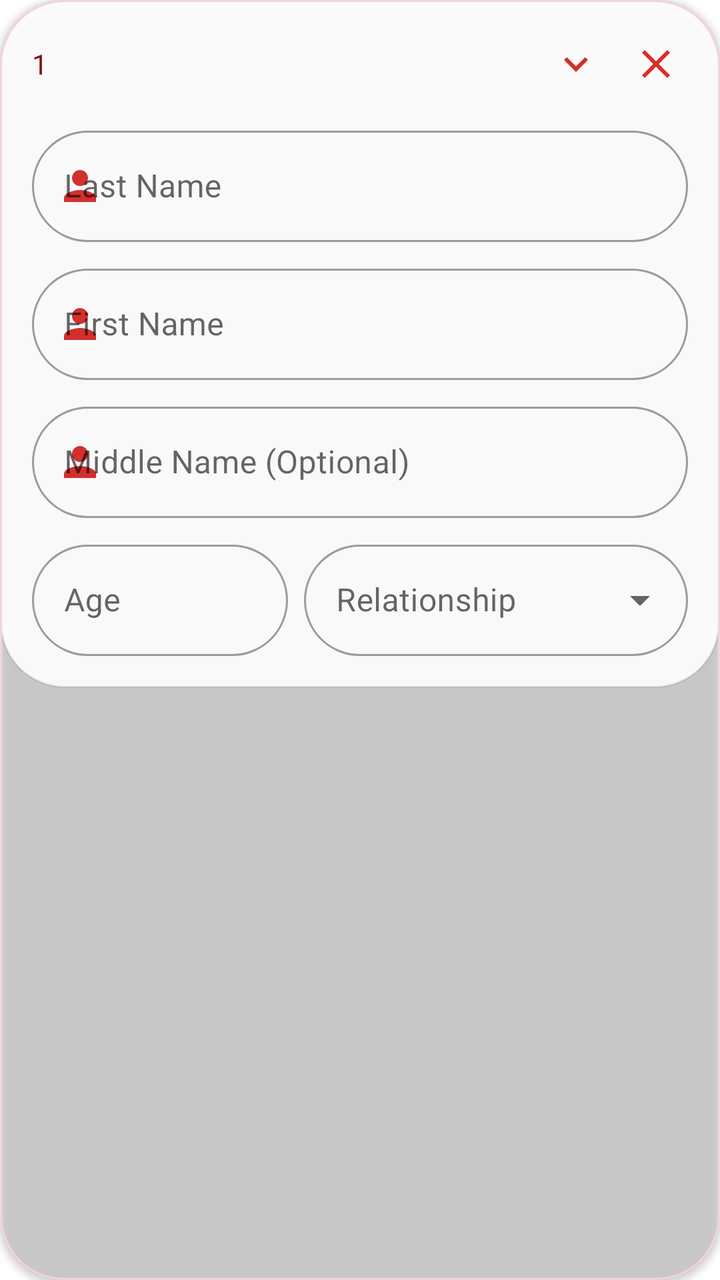
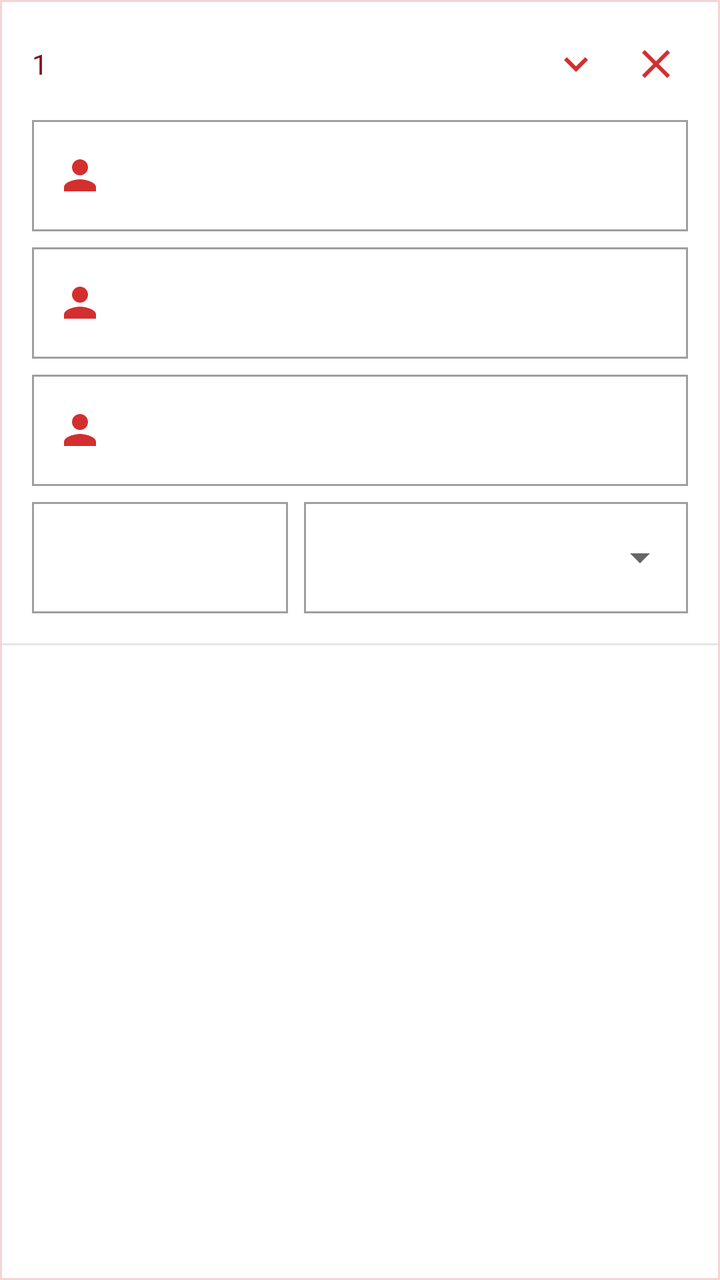

Before-and-after screenshots of an Android layout around one commit, followed by the original layout XML and the change that was made.
<!-- AndroidManifest.xml: application theme Theme.VelocitySuites -->
<!-- res/layout/item_additional_guest.xml -->
<?xml version="1.0" encoding="utf-8"?>
<com.google.android.material.card.MaterialCardView xmlns:android="http://schemas.android.com/apk/res/android"
    xmlns:app="http://schemas.android.com/apk/res-auto"
    xmlns:tools="http://schemas.android.com/tools"
    android:layout_width="match_parent"
    android:layout_height="wrap_content"
    android:layout_marginBottom="12dp"
    app:cardBackgroundColor="@android:color/transparent"
    app:cardCornerRadius="32dp"
    app:cardElevation="2dp"
    app:strokeColor="@color/velocity_red_subtle"
    app:strokeWidth="1dp">

    <LinearLayout
        android:layout_width="match_parent"
        android:layout_height="wrap_content"
        android:background="@drawable/bg_glass_card_white"
        android:orientation="vertical"
        android:padding="16dp">

        <LinearLayout
            android:layout_width="match_parent"
            android:layout_height="wrap_content"
            android:gravity="center_vertical"
            android:orientation="horizontal">

            <TextView
                android:id="@+id/tvGuestNumber"
                android:layout_width="0dp"
                android:layout_height="wrap_content"
                android:layout_weight="1"
                android:fontFamily="sans-serif-bold"
                android:text="@string/default_guest_count"
                android:textColor="@color/velocity_red_dark"
                android:textSize="14sp" />

            <ImageButton
                android:id="@+id/btnExpandCollapse"
                android:layout_width="32dp"
                android:layout_height="32dp"
                android:background="?attr/selectableItemBackgroundBorderless"
                android:contentDescription="@string/expand_label"
                android:src="@drawable/ic_expand_more"
                app:tint="@color/velocity_red_primary" />

            <ImageButton
                android:id="@+id/btnRemoveGuest"
                android:layout_width="32dp"
                android:layout_height="32dp"
                android:layout_marginStart="8dp"
                android:background="?attr/selectableItemBackgroundBorderless"
                android:contentDescription="@string/close_label"
                android:src="@drawable/ic_close"
                app:tint="@color/velocity_red_primary" />
        </LinearLayout>

        <LinearLayout
            android:id="@+id/layoutGuestDetails"
            android:layout_width="match_parent"
            android:layout_height="wrap_content"
            android:orientation="vertical"
            android:layout_marginTop="12dp">

            <com.google.android.material.textfield.TextInputLayout
                android:id="@+id/tilGuestLastName"
                style="@style/Widget.MaterialComponents.TextInputLayout.OutlinedBox"
                android:layout_width="match_parent"
                android:layout_height="wrap_content"
                android:layout_marginBottom="8dp"
                android:hint="@string/last_name_label"
                app:boxCornerRadiusBottomEnd="32dp"
                app:boxCornerRadiusBottomStart="32dp"
                app:boxCornerRadiusTopEnd="32dp"
                app:boxCornerRadiusTopStart="32dp"
                app:startIconDrawable="@drawable/ic_person"
                app:startIconTint="@color/velocity_red_primary">
                <com.google.android.material.textfield.TextInputEditText
                    android:id="@+id/etGuestLastName"
                    android:layout_width="match_parent"
                    android:layout_height="wrap_content"
                    android:inputType="textPersonName" />
            </com.google.android.material.textfield.TextInputLayout>

            <com.google.android.material.textfield.TextInputLayout
                android:id="@+id/tilGuestFirstName"
                style="@style/Widget.MaterialComponents.TextInputLayout.OutlinedBox"
                android:layout_width="match_parent"
                android:layout_height="wrap_content"
                android:layout_marginBottom="8dp"
                android:hint="@string/first_name_label"
                app:boxCornerRadiusBottomEnd="32dp"
                app:boxCornerRadiusBottomStart="32dp"
                app:boxCornerRadiusTopEnd="32dp"
                app:boxCornerRadiusTopStart="32dp"
                app:startIconDrawable="@drawable/ic_person"
                app:startIconTint="@color/velocity_red_primary">
                <com.google.android.material.textfield.TextInputEditText
                    android:id="@+id/etGuestFirstName"
                    android:layout_width="match_parent"
                    android:layout_height="wrap_content"
                    android:inputType="textPersonName" />
            </com.google.android.material.textfield.TextInputLayout>

            <com.google.android.material.textfield.TextInputLayout
                android:id="@+id/tilGuestMiddleName"
                style="@style/Widget.MaterialComponents.TextInputLayout.OutlinedBox"
                android:layout_width="match_parent"
                android:layout_height="wrap_content"
                android:layout_marginBottom="8dp"
                android:hint="@string/middle_name_label"
                app:boxCornerRadiusBottomEnd="32dp"
                app:boxCornerRadiusBottomStart="32dp"
                app:boxCornerRadiusTopEnd="32dp"
                app:boxCornerRadiusTopStart="32dp"
                app:startIconDrawable="@drawable/ic_person"
                app:startIconTint="@color/velocity_red_primary">
                <com.google.android.material.textfield.TextInputEditText
                    android:id="@+id/etGuestMiddleName"
                    android:layout_width="match_parent"
                    android:layout_height="wrap_content"
                    android:inputType="textPersonName" />
            </com.google.android.material.textfield.TextInputLayout>

        </LinearLayout>

        <LinearLayout
            android:layout_width="match_parent"
            android:layout_height="wrap_content"
            android:orientation="horizontal">

            <com.google.android.material.textfield.TextInputLayout
                android:id="@+id/tilGuestAge"
                style="@style/Widget.MaterialComponents.TextInputLayout.OutlinedBox"
                android:layout_width="0dp"
                android:layout_height="wrap_content"
                android:layout_marginEnd="4dp"
                android:layout_weight="1"
                android:hint="@string/additional_guest_age"
                app:boxCornerRadiusBottomEnd="32dp"
                app:boxCornerRadiusBottomStart="32dp"
                app:boxCornerRadiusTopEnd="32dp"
                app:boxCornerRadiusTopStart="32dp">
                <com.google.android.material.textfield.TextInputEditText
                    android:id="@+id/etGuestAge"
                    android:layout_width="match_parent"
                    android:layout_height="wrap_content"
                    android:inputType="number" />
            </com.google.android.material.textfield.TextInputLayout>

            <com.google.android.material.textfield.TextInputLayout
                style="@style/Widget.MaterialComponents.TextInputLayout.OutlinedBox.ExposedDropdownMenu"
                android:layout_width="0dp"
                android:layout_height="wrap_content"
                android:layout_marginStart="4dp"
                android:layout_weight="1.5"
                android:hint="@string/additional_guest_relationship"
                app:boxCornerRadiusBottomEnd="32dp"
                app:boxCornerRadiusBottomStart="32dp"
                app:boxCornerRadiusTopEnd="32dp"
                app:boxCornerRadiusTopStart="32dp">
                
                <AutoCompleteTextView
                    android:id="@+id/atvRelationship"
                    android:layout_width="match_parent"
                    android:layout_height="wrap_content"
                    android:inputType="none"
                    tools:ignore="LabelFor" />
            </com.google.android.material.textfield.TextInputLayout>
        </LinearLayout>
    </LinearLayout>
</com.google.android.material.card.MaterialCardView>
<!-- resources referenced by this layout -->
<resources>
  <!-- drawable bg_glass_card_white (drawable) -->
  <?xml version="1.0" encoding="utf-8"?>
  <shape xmlns:android="http://schemas.android.com/apk/res/android">
      <solid android:color="#E6FFFFFF" />
      <stroke android:width="1dp" android:color="#1A000000" />
      <corners android:radius="32dp" />
  </shape>
  <style name="Theme.VelocitySuites" parent="Theme.MaterialComponents.DayNight.NoActionBar">
          
          <item name="colorPrimary">@color/velocity_red_primary</item>
          <item name="colorPrimaryVariant">@color/velocity_red_dark</item>
          <item name="colorOnPrimary">@color/white</item>
          
          <item name="colorSecondary">@color/velocity_red_rose</item>
          <item name="colorSecondaryVariant">@color/velocity_red_deep</item>
          <item name="colorOnSecondary">@color/white</item>
          
          <item name="android:statusBarColor">@color/velocity_red_primary</item>
          
          <item name="textAppearanceHeadline1">@style/TextAppearance.MaterialComponents.Headline1</item>
          <item name="textAppearanceHeadline2">@style/TextAppearance.MaterialComponents.Headline2</item>
          <item name="textAppearanceHeadline3">@style/TextAppearance.MaterialComponents.Headline3</item>
          <item name="textAppearanceHeadline4">@style/TextAppearance.MaterialComponents.Headline4</item>
          <item name="textAppearanceHeadline5">@style/TextAppearance.MaterialComponents.Headline5</item>
          <item name="textAppearanceHeadline6">@style/TextAppearance.MaterialComponents.Headline6</item>
          <item name="textAppearanceSubtitle1">@style/TextAppearance.MaterialComponents.Subtitle1</item>
          <item name="textAppearanceSubtitle2">@style/TextAppearance.MaterialComponents.Subtitle2</item>
          <item name="textAppearanceBody1">@style/TextAppearance.MaterialComponents.Body1</item>
          <item name="textAppearanceBody2">@style/TextAppearance.MaterialComponents.Body2</item>
          <item name="textAppearanceCaption">@style/TextAppearance.MaterialComponents.Caption</item>
          <item name="textAppearanceButton">@style/TextAppearance.MaterialComponents.Button</item>
          <item name="textAppearanceOverline">@style/TextAppearance.MaterialComponents.Overline</item>
      </style>
  <!-- unchanged entries left out for length: 17 -->
</resources>

<!-- the commit's change to res/layout/item_additional_guest.xml (unified diff, before → after) -->
@@ -6,8 +6,8 @@
     android:layout_height="wrap_content"
     android:layout_marginBottom="12dp"
     app:cardBackgroundColor="@android:color/transparent"
-    app:cardCornerRadius="32dp"
-    app:cardElevation="2dp"
+    app:cardCornerRadius="0dp"
+    app:cardElevation="0dp"
     app:strokeColor="@color/velocity_red_subtle"
     app:strokeWidth="1dp">
 
@@ -68,10 +68,10 @@
                 android:layout_height="wrap_content"
                 android:layout_marginBottom="8dp"
                 android:hint="@string/last_name_label"
-                app:boxCornerRadiusBottomEnd="32dp"
-                app:boxCornerRadiusBottomStart="32dp"
-                app:boxCornerRadiusTopEnd="32dp"
-                app:boxCornerRadiusTopStart="32dp"
+                app:boxCornerRadiusBottomEnd="0dp"
+                app:boxCornerRadiusBottomStart="0dp"
+                app:boxCornerRadiusTopEnd="0dp"
+                app:boxCornerRadiusTopStart="0dp"
                 app:startIconDrawable="@drawable/ic_person"
                 app:startIconTint="@color/velocity_red_primary">
                 <com.google.android.material.textfield.TextInputEditText
@@ -88,10 +88,10 @@
                 android:layout_height="wrap_content"
                 android:layout_marginBottom="8dp"
                 android:hint="@string/first_name_label"
-                app:boxCornerRadiusBottomEnd="32dp"
-                app:boxCornerRadiusBottomStart="32dp"
-                app:boxCornerRadiusTopEnd="32dp"
-                app:boxCornerRadiusTopStart="32dp"
+                app:boxCornerRadiusBottomEnd="0dp"
+                app:boxCornerRadiusBottomStart="0dp"
+                app:boxCornerRadiusTopEnd="0dp"
+                app:boxCornerRadiusTopStart="0dp"
                 app:startIconDrawable="@drawable/ic_person"
                 app:startIconTint="@color/velocity_red_primary">
                 <com.google.android.material.textfield.TextInputEditText
@@ -108,10 +108,10 @@
                 android:layout_height="wrap_content"
                 android:layout_marginBottom="8dp"
                 android:hint="@string/middle_name_label"
-                app:boxCornerRadiusBottomEnd="32dp"
-                app:boxCornerRadiusBottomStart="32dp"
-                app:boxCornerRadiusTopEnd="32dp"
-                app:boxCornerRadiusTopStart="32dp"
+                app:boxCornerRadiusBottomEnd="0dp"
+                app:boxCornerRadiusBottomStart="0dp"
+                app:boxCornerRadiusTopEnd="0dp"
+                app:boxCornerRadiusTopStart="0dp"
                 app:startIconDrawable="@drawable/ic_person"
                 app:startIconTint="@color/velocity_red_primary">
                 <com.google.android.material.textfield.TextInputEditText
@@ -136,10 +136,10 @@
                 android:layout_marginEnd="4dp"
                 android:layout_weight="1"
                 android:hint="@string/additional_guest_age"
-                app:boxCornerRadiusBottomEnd="32dp"
-                app:boxCornerRadiusBottomStart="32dp"
-                app:boxCornerRadiusTopEnd="32dp"
-                app:boxCornerRadiusTopStart="32dp">
+                app:boxCornerRadiusBottomEnd="0dp"
+                app:boxCornerRadiusBottomStart="0dp"
+                app:boxCornerRadiusTopEnd="0dp"
+                app:boxCornerRadiusTopStart="0dp">
                 <com.google.android.material.textfield.TextInputEditText
                     android:id="@+id/etGuestAge"
                     android:layout_width="match_parent"
@@ -154,10 +154,10 @@
                 android:layout_marginStart="4dp"
                 android:layout_weight="1.5"
                 android:hint="@string/additional_guest_relationship"
-                app:boxCornerRadiusBottomEnd="32dp"
-                app:boxCornerRadiusBottomStart="32dp"
-                app:boxCornerRadiusTopEnd="32dp"
-                app:boxCornerRadiusTopStart="32dp">
+                app:boxCornerRadiusBottomEnd="0dp"
+                app:boxCornerRadiusBottomStart="0dp"
+                app:boxCornerRadiusTopEnd="0dp"
+                app:boxCornerRadiusTopStart="0dp">
                 
                 <AutoCompleteTextView
                     android:id="@+id/atvRelationship"
<!-- resource entries referenced after the edit -->
@@ -5,7 +5,7 @@
   <shape xmlns:android="http://schemas.android.com/apk/res/android">
       <solid android:color="#E6FFFFFF" />
       <stroke android:width="1dp" android:color="#1A000000" />
-      <corners android:radius="32dp" />
+      <corners android:radius="0dp" />
   </shape>
   <style name="Theme.VelocitySuites" parent="Theme.MaterialComponents.DayNight.NoActionBar">
           
@@ -32,6 +32,133 @@
           <item name="textAppearanceCaption">@style/TextAppearance.MaterialComponents.Caption</item>
           <item name="textAppearanceButton">@style/TextAppearance.MaterialComponents.Button</item>
           <item name="textAppearanceOverline">@style/TextAppearance.MaterialComponents.Overline</item>
+          
+          <item name="shapeAppearanceSmallComponent">@style/ShapeAppearance.Velocity.Square</item>
+          <item name="shapeAppearanceMediumComponent">@style/ShapeAppearance.Velocity.Square</item>
+          <item name="shapeAppearanceLargeComponent">@style/ShapeAppearance.Velocity.Square</item>
+          <item name="materialButtonStyle">@style/Widget.Velocity.Flat.Button</item>
+          <item name="materialButtonOutlinedStyle">@style/Widget.Velocity.Flat.Button.Outlined</item>
+          <item name="borderlessButtonStyle">@style/Widget.Velocity.Flat.Button.Text</item>
+          <item name="materialCardViewStyle">@style/Widget.Velocity.Card.Flat</item>
+          <item name="chipStyle">@style/Widget.Velocity.Flat.Chip</item>
+          <item name="textInputStyle">@style/Widget.Velocity.TextInputLayout.OutlinedBox.Square</item>
+          <item name="snackbarStyle">@style/Widget.Velocity.Flat.Snackbar</item>
+          <item name="materialAlertDialogTheme">@style/ThemeOverlay.Velocity.Flat.AlertDialog</item>
+          <item name="bottomSheetDialogTheme">@style/ThemeOverlay.Velocity.Flat.BottomSheetDialog</item>
+          <item name="android:windowElevation">0dp</item>
+      </style>
+  <style name="ShapeAppearance.Velocity.Square" parent="">
+          <item name="cornerFamily">rounded</item>
+          <item name="cornerSize">0dp</item>
+      </style>
+  <style name="Widget.Velocity.Flat.Button" parent="Widget.MaterialComponents.Button">
+          <item name="cornerRadius">0dp</item>
+          <item name="android:stateListAnimator">@null</item>
+          <item name="android:elevation">0dp</item>
+          <item name="android:minHeight">48dp</item>
+          <item name="android:insetTop">0dp</item>
+          <item name="android:insetBottom">0dp</item>
+          <item name="android:textAllCaps">false</item>
+          <item name="shapeAppearance">@style/ShapeAppearance.Velocity.Square</item>
+      </style>
+  <style name="Widget.Velocity.Flat.Button.Outlined" parent="Widget.MaterialComponents.Button.OutlinedButton">
+          <item name="cornerRadius">0dp</item>
+          <item name="android:stateListAnimator">@null</item>
+          <item name="android:elevation">0dp</item>
+          <item name="android:minHeight">48dp</item>
+          <item name="android:insetTop">0dp</item>
+          <item name="android:insetBottom">0dp</item>
+          <item name="android:textAllCaps">false</item>
+          <item name="strokeWidth">1dp</item>
+          <item name="strokeColor">@color/velocity_red_primary</item>
+          <item name="android:textColor">@color/velocity_red_primary</item>
+          <item name="shapeAppearance">@style/ShapeAppearance.Velocity.Square</item>
+      </style>
+  <style name="Widget.Velocity.Flat.Button.Text" parent="Widget.MaterialComponents.Button.TextButton">
+          <item name="cornerRadius">0dp</item>
+          <item name="android:stateListAnimator">@null</item>
+          <item name="android:elevation">0dp</item>
+          <item name="android:minHeight">48dp</item>
+          <item name="android:insetTop">0dp</item>
+          <item name="android:insetBottom">0dp</item>
+          <item name="android:textAllCaps">false</item>
+          <item name="shapeAppearance">@style/ShapeAppearance.Velocity.Square</item>
+      </style>
+  <style name="Widget.Velocity.Card.Flat" parent="Widget.MaterialComponents.CardView">
+          <item name="cardElevation">0dp</item>
+          <item name="cardCornerRadius">0dp</item>
+          <item name="cardBackgroundColor">@color/velocity_surface_elevated</item>
+          <item name="strokeColor">@color/velocity_divider_hairline</item>
+          <item name="strokeWidth">1dp</item>
+          <item name="shapeAppearance">@style/ShapeAppearance.Velocity.Square</item>
+      </style>
+  <style name="Widget.Velocity.Flat.Chip" parent="Widget.MaterialComponents.Chip.Choice">
+          <item name="shapeAppearance">@style/ShapeAppearance.Velocity.Square</item>
+          <item name="shapeAppearanceOverlay">@style/ShapeAppearance.Velocity.Square</item>
+          <item name="chipCornerRadius">0dp</item>
+          <item name="android:minHeight">48dp</item>
+          <item name="chipMinHeight">48dp</item>
+          <item name="chipStrokeWidth">1dp</item>
+          <item name="android:elevation">0dp</item>
+      </style>
+  <style name="Widget.Velocity.TextInputLayout.OutlinedBox.Square" parent="Widget.MaterialComponents.TextInputLayout.OutlinedBox">
+          <item name="boxCornerRadiusBottomEnd">0dp</item>
+          <item name="boxCornerRadiusBottomStart">0dp</item>
+          <item name="boxCornerRadiusTopEnd">0dp</item>
+          <item name="boxCornerRadiusTopStart">0dp</item>
+          <item name="boxStrokeColor">@color/velocity_red_primary</item>
+          <item name="boxStrokeWidth">1dp</item>
+          <item name="boxStrokeWidthFocused">2dp</item>
+          <item name="startIconTint">@color/velocity_red_primary</item>
+          <item name="endIconTint">@color/velocity_red_primary</item>
+          <item name="hintEnabled">false</item>
+      </style>
+  <style name="Widget.Velocity.Flat.Snackbar" parent="Widget.MaterialComponents.Snackbar">
+          <item name="android:background">@drawable/bg_snackbar_flat</item>
+          <item name="android:elevation">0dp</item>
+      </style>
+  <style name="ThemeOverlay.Velocity.Flat.AlertDialog" parent="ThemeOverlay.MaterialComponents.MaterialAlertDialog">
+          <item name="android:windowElevation">0dp</item>
+          <item name="shapeAppearanceOverlay">@style/ShapeAppearance.Velocity.Square</item>
+          <item name="shapeAppearanceSmallComponent">@style/ShapeAppearance.Velocity.Square</item>
+          <item name="shapeAppearanceMediumComponent">@style/ShapeAppearance.Velocity.Square</item>
+          <item name="shapeAppearanceLargeComponent">@style/ShapeAppearance.Velocity.Square</item>
+          <item name="materialButtonStyle">@style/Widget.Velocity.Flat.Button.Text</item>
+          <item name="materialButtonOutlinedStyle">@style/Widget.Velocity.Flat.Button.Outlined</item>
+          <item name="borderlessButtonStyle">@style/Widget.Velocity.Flat.Button.Text</item>
+          <item name="materialCardViewStyle">@style/Widget.Velocity.Card.Flat</item>
+          <item name="chipStyle">@style/Widget.Velocity.Flat.Chip</item>
+          <item name="textInputStyle">@style/Widget.Velocity.TextInputLayout.OutlinedBox.Square</item>
+          <item name="buttonBarPositiveButtonStyle">@style/Widget.Velocity.Flat.Button.Text</item>
+          <item name="buttonBarNegativeButtonStyle">@style/Widget.Velocity.Flat.Button.Text</item>
+          <item name="buttonBarNeutralButtonStyle">@style/Widget.Velocity.Flat.Button.Text</item>
+      </style>
+  <style name="ThemeOverlay.Velocity.Flat.BottomSheetDialog" parent="ThemeOverlay.MaterialComponents.BottomSheetDialog">
+          <item name="bottomSheetStyle">@style/Widget.Velocity.Flat.BottomSheet</item>
+          <item name="android:windowElevation">0dp</item>
+          <item name="shapeAppearanceSmallComponent">@style/ShapeAppearance.Velocity.Square</item>
+          <item name="shapeAppearanceMediumComponent">@style/ShapeAppearance.Velocity.Square</item>
+          <item name="shapeAppearanceLargeComponent">@style/ShapeAppearance.Velocity.Square</item>
+          <item name="materialButtonStyle">@style/Widget.Velocity.Flat.Button</item>
+          <item name="materialButtonOutlinedStyle">@style/Widget.Velocity.Flat.Button.Outlined</item>
+          <item name="borderlessButtonStyle">@style/Widget.Velocity.Flat.Button.Text</item>
+          <item name="materialCardViewStyle">@style/Widget.Velocity.Card.Flat</item>
+          <item name="chipStyle">@style/Widget.Velocity.Flat.Chip</item>
+          <item name="textInputStyle">@style/Widget.Velocity.TextInputLayout.OutlinedBox.Square</item>
+      </style>
+  <color name="velocity_surface_elevated">#FFFFFF</color>
+  <color name="velocity_divider_hairline">#1A000000</color>
+  <!-- drawable bg_snackbar_flat (drawable) -->
+  <?xml version="1.0" encoding="utf-8"?>
+  <shape xmlns:android="http://schemas.android.com/apk/res/android" android:shape="rectangle">
+      <solid android:color="#323232" />
+      <stroke android:width="1dp" android:color="#33FFFFFF" />
+      <corners android:radius="0dp" />
+  </shape>
+  <style name="Widget.Velocity.Flat.BottomSheet" parent="Widget.MaterialComponents.BottomSheet.Modal">
+          <item name="shapeAppearanceOverlay">@style/ShapeAppearance.Velocity.Square</item>
+          <item name="android:elevation">0dp</item>
+          <item name="backgroundTint">@color/velocity_surface_elevated</item>
       </style>
   <!-- unchanged entries left out for length: 17 -->
 </resources>
